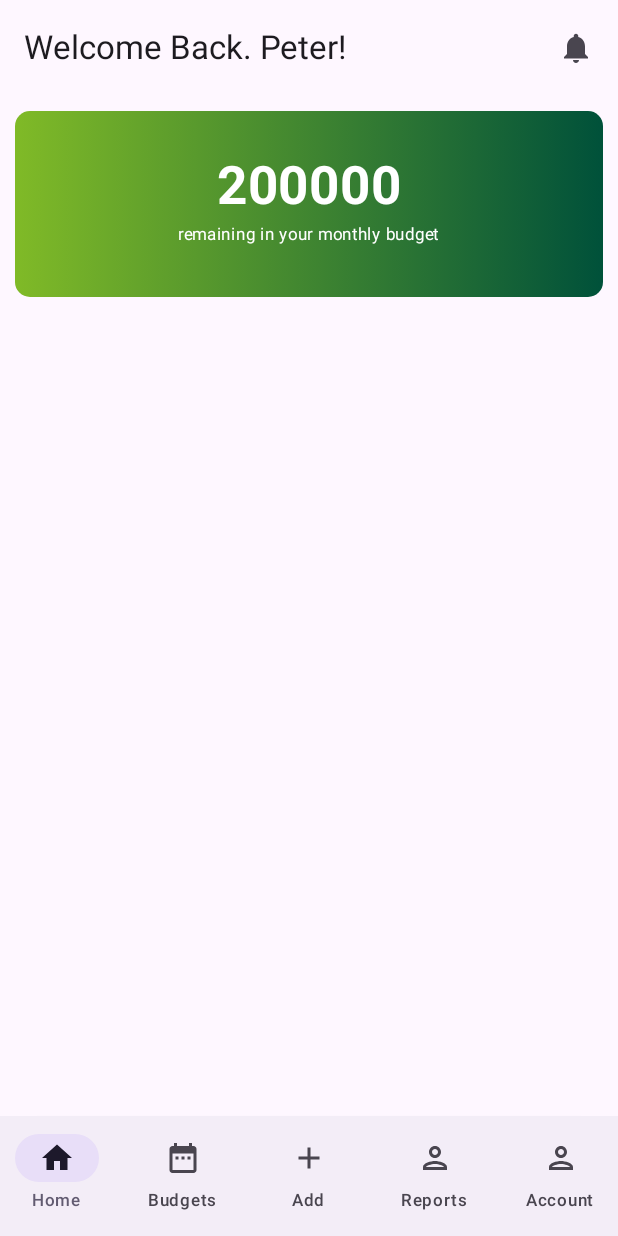
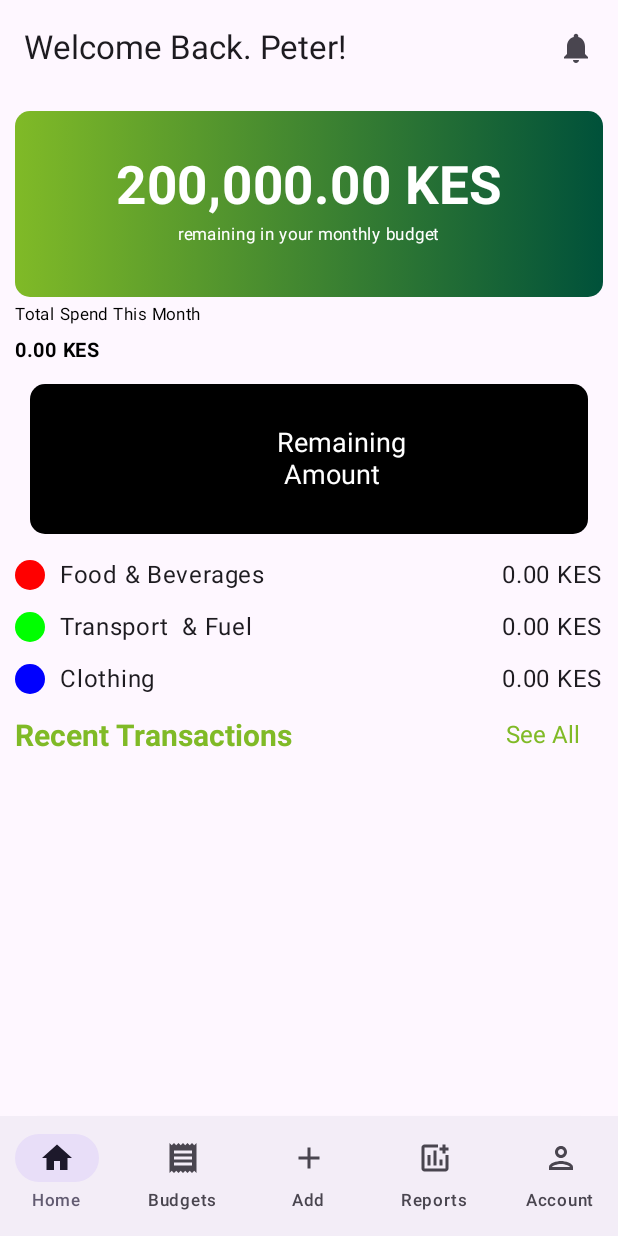
Before and after one commit to chege4179/BudgetAppInterview, an Android app built with Jetpack Compose: the screen it shows after launch (MainActivity), on a phone screen of 412 x 824 dp. Run offline under Robolectric (Android 15) with nearby library versions, the phone set to English and light mode, and no system bars; our stand-ins replace Dagger/Hilt's generated code, Room's generated code.

Commit message:
Minor UI modifications

```diff
--- a/app/src/main/AndroidManifest.xml
+++ b/app/src/main/AndroidManifest.xml
@@ -1,6 +1,8 @@
 <?xml version="1.0" encoding="utf-8"?>
 <manifest xmlns:android="http://schemas.android.com/apk/res/android"
     xmlns:tools="http://schemas.android.com/tools">
+
+    <uses-permission android:name="android.permission.INTERNET"/>
 
     <application
         android:name=".core.di.BudgetApp"
--- a/app/src/main/java/com/peterchege/dummyproject/core/database/database/ExpenseTrackerAppDatabase.kt
+++ b/app/src/main/java/com/peterchege/dummyproject/core/database/database/ExpenseTrackerAppDatabase.kt
@@ -13,8 +13,5 @@ import com.peterchege.dummyproject.core.database.entity.ExpenseEntity
     exportSchema = true
 )
 abstract class BudgetAppDatabase : RoomDatabase() {
-
     abstract val expenseEntityDao: ExpenseEntityDao
-
-
 }
--- a/app/src/main/java/com/peterchege/dummyproject/core/util/Categories.kt
+++ b/app/src/main/java/com/peterchege/dummyproject/core/util/Categories.kt
@@ -1,23 +1,29 @@
 package com.peterchege.dummyproject.core.util
+
+import androidx.compose.ui.graphics.Color
 
 data class Category(
     val id: Int,
-    val categoryName: String
+    val categoryName: String,
+    val color:Color
 )
 
 
 val categories = listOf<Category>(
     Category(
         id = 1,
-        categoryName = "Food & Beverages"
+        categoryName = "Food & Beverages",
+        color = Color.Red
     ),
     Category(
         id = 2,
-        categoryName = "Transport  & Fuel "
+        categoryName = "Transport  & Fuel ",
+        color = Color.Green
     ),
     Category(
         id = 3,
-        categoryName = "Clothing"
+        categoryName = "Clothing",
+        color = Color.Blue
     ),
 
 )
--- a/app/src/main/java/com/peterchege/dummyproject/core/util/CommonUtil.kt
+++ b/app/src/main/java/com/peterchege/dummyproject/core/util/CommonUtil.kt
@@ -2,6 +2,12 @@ package com.peterchege.dummyproject.core.util
 
 import android.content.Context
 import android.widget.Toast
+import java.math.BigDecimal
+import java.math.RoundingMode
+import java.text.NumberFormat
+import java.util.Currency
+import java.util.Locale
+import java.util.Random
 
 fun String.isSpecialCharString(): Boolean {
     return all { !it.isLetterOrDigit() }
@@ -18,3 +24,69 @@ fun getTodaysDate(): String {
 fun Context.toast(msg: String) {
     Toast.makeText(this, msg, Toast.LENGTH_SHORT).show()
 }
+
+fun randomColorCode(): String {
+    val random = Random()
+    val nextInt = random.nextInt(0xffffff + 1)
+    return String.format("#%06x", nextInt).drop(1).capitalize(Locale.ROOT)
+}
+
+fun generateAvatarURL(name:String):String{
+    val splitname = name.split(" ").joinToString("+")
+    val color = randomColorCode()
+    return "https://ui-avatars.com/api/?background=${color}&color=fff&name=${splitname}&bold=true&fontsize=0.6&rounded=true"
+
+}
+
+
+fun formatCurrency(amount: Double, currencyCode: String): String {
+    val currency = Currency.getInstance(currencyCode)
+    //val format = NumberFormat.getCurrencyInstance(Locale.getDefault())
+
+    val format = NumberFormat.getCurrencyInstance(Locale.getDefault()).apply {
+        maximumFractionDigits = 2
+        minimumFractionDigits = 2
+    }
+
+    format.currency = currency
+    val curr = format.format(amount)
+    var formattedCurr = ""
+    var formattedAmount = ""
+    when (currency.toString()) {
+        "USD" -> {
+            if (amount >= 0.0) {
+                formattedCurr = currency.toString()
+                formattedAmount = extractAmount(curr.toString()).toString()
+            } else {
+                formattedCurr = currency.toString()
+                formattedAmount = "-" + extractAmount(curr).toString()
+            }
+
+        }
+
+        else -> {
+            if (curr.startsWith("-")) {
+                formattedCurr = curr.substring(startIndex = 1, endIndex = 4)
+                formattedAmount = "-" + extractAmount(curr).toString()
+            } else {
+                formattedCurr = curr.substring(startIndex = 0, endIndex = 3)
+                formattedAmount = extractAmount(curr).toString()
+            }
+        }
+    }
+
+    //val x = String.format("%.2f", formattedAmount).toDouble()
+    return "$formattedAmount $formattedCurr"
+    // return "$x $formattedCurr"
+
+}
+private fun extractAmount(input: String): String? {
+    val regex = Regex("[\\d,.]+")
+    val matchResult = regex.find(input)
+    return matchResult?.value
+}
+
+fun String?.safeToDouble(): Double {
+    val myDouble = this?.trim()?.toDoubleOrNull() ?: 0.00
+    return BigDecimal(myDouble).setScale(2, RoundingMode.HALF_UP).toDouble()
+}
--- /dev/null
+++ b/app/src/main/java/com/peterchege/dummyproject/ui/components/StackedBar.kt
@@ -0,0 +1,73 @@
+package com.peterchege.dummyproject.ui.components
+
+import androidx.compose.foundation.Canvas
+import androidx.compose.runtime.Composable
+import androidx.compose.runtime.remember
+import androidx.compose.ui.Modifier
+import androidx.compose.ui.geometry.Offset
+import androidx.compose.ui.geometry.Size
+import androidx.compose.ui.graphics.Color
+import androidx.compose.ui.text.AnnotatedString
+import androidx.compose.ui.text.TextLayoutResult
+import androidx.compose.ui.text.TextStyle
+import androidx.compose.ui.text.drawText
+import androidx.compose.ui.text.rememberTextMeasurer
+import androidx.compose.ui.unit.sp
+
+
+data class Slice(val value: Float, val color: Color, val text: String = "")
+
+
+@Composable
+fun StackedBar(modifier: Modifier, slices: List<Slice>) {
+
+    val textMeasurer = rememberTextMeasurer()
+
+    val textLayoutResults = remember {
+        mutableListOf<TextLayoutResult>().apply {
+            slices.forEach {
+                val textLayoutResult: TextLayoutResult =
+                    textMeasurer.measure(
+                        text = AnnotatedString(it.text),
+                        style = TextStyle(
+                            color = Color.White,
+                            fontSize = 18.sp
+                        )
+                    )
+                add(textLayoutResult)
+            }
+        }
+    }
+
+    Canvas(modifier = modifier) {
+        val canvasWidth = size.width
+        val canvasHeight = size.height
+
+        var currentX = 0f
+        slices.forEachIndexed { index: Int, slice: Slice ->
+            val width = (slice.value) / 100f * canvasWidth
+
+            // Draw Rectangles
+            drawRect(
+                color = slice.color, topLeft = Offset(currentX, 0f), size = Size(
+                    width,
+                    canvasHeight
+                )
+            )
+
+            // Draw Text
+            val textSize = textLayoutResults[index].size
+            val style = textLayoutResults[index].layoutInput.style
+            drawText(
+                textMeasurer = textMeasurer, text = slice.text, topLeft = Offset(
+                    x = currentX + (width - textSize.height) / 2,
+                    y = (canvasHeight - textSize.height) / 2
+                ),
+                style = style
+            )
+
+            // Update start position of next rectangle
+            currentX += width
+        }
+    }
+}
--- a/app/src/main/java/com/peterchege/dummyproject/ui/components/TransactionCard.kt
+++ b/app/src/main/java/com/peterchege/dummyproject/ui/components/TransactionCard.kt
@@ -27,7 +27,12 @@ import androidx.compose.ui.text.TextStyle
 import androidx.compose.ui.text.font.FontWeight
 import androidx.compose.ui.text.style.TextAlign
 import androidx.compose.ui.unit.dp
+import coil.annotation.ExperimentalCoilApi
+import coil.compose.rememberImagePainter
 import com.peterchege.dummyproject.core.database.entity.ExpenseEntity
+import com.peterchege.dummyproject.core.util.formatCurrency
+import com.peterchege.dummyproject.core.util.generateAvatarURL
+import com.peterchege.dummyproject.core.util.safeToDouble
 
 @ExperimentalCoilApi
 @Composable
@@ -40,14 +45,11 @@ fun TransactionCard(
             .fillMaxWidth()
             .padding(4.dp)
             .height(70.dp)
-            .clickable {
-                onTransactionNavigate(transaction.transactionId)
-            },
+            .clickable {},
         shape = RoundedCornerShape(15),
     ) {
         Row(
             modifier = Modifier
-                .background(color = MaterialTheme.colorScheme.onBackground)
                 .fillMaxWidth()
                 .fillMaxHeight(),
             horizontalArrangement = Arrangement.Start,
@@ -57,7 +59,7 @@ fun TransactionCard(
                 modifier = Modifier.weight(1f),
                 horizontalArrangement = Arrangement.Start,
                 verticalAlignment = Alignment.CenterVertically,
-            ){
+            ) {
 
                 Spacer(modifier = Modifier.width(11.dp))
                 Image(
@@ -65,7 +67,7 @@ fun TransactionCard(
                         .width(48.dp)
                         .height(48.dp),
                     painter = rememberImagePainter(
-                        data = generateAvatarURL(transaction.transactionName),
+                        data = generateAvatarURL(transaction.expenseName),
                         builder = {
                             crossfade(true)
                         },
@@ -81,33 +83,19 @@ fun TransactionCard(
                     verticalArrangement = Arrangement.Center
                 ) {
                     Text(
-                        text = transaction.transactionName,
+                        text = transaction.expenseName,
                         fontWeight = FontWeight.Bold,
                         style = TextStyle(color = MaterialTheme.colorScheme.primary)
 
                     )
-                    Text(
-                        text = transaction.transactionCreatedOn,
-                        style = TextStyle(color = MaterialTheme.colorScheme.primary)
-                    )
 
                 }
                 Text(
-                    text = "KES ${transaction.transactionAmount} /=",
+                    text = formatCurrency(amount = transaction.expenseAmount.safeToDouble(), "KES"),
                     textAlign = TextAlign.Start,
                     fontWeight = FontWeight.Bold,
                     style = TextStyle(color = MaterialTheme.colorScheme.primary)
                 )
-            }
-            IconButton(onClick = {
-                onTransactionNavigate(transaction.transactionId)
-            }) {
-                Icon(
-                    imageVector = Icons.Outlined.ChevronRight,
-                    tint = Color.Black,
-                    contentDescription = "More "
-                )
-
             }
         }
 
--- a/app/src/main/java/com/peterchege/dummyproject/ui/navigation/AppNavigation.kt
+++ b/app/src/main/java/com/peterchege/dummyproject/ui/navigation/AppNavigation.kt
@@ -6,9 +6,13 @@ import androidx.compose.foundation.layout.Box
 import androidx.compose.foundation.layout.padding
 import androidx.compose.material.icons.Icons
 import androidx.compose.material.icons.filled.Add
+import androidx.compose.material.icons.filled.AddChart
 import androidx.compose.material.icons.filled.DateRange
 import androidx.compose.material.icons.filled.Home
 import androidx.compose.material.icons.filled.Person
+import androidx.compose.material.icons.filled.Receipt
+import androidx.compose.material.icons.outlined.Add
+import androidx.compose.material.icons.outlined.AddChart
 import androidx.compose.material.icons.outlined.Home
 import androidx.compose.material.icons.outlined.Person
 import androidx.compose.material3.ExperimentalMaterial3Api
@@ -88,21 +92,21 @@ val bottomBarItems = listOf(
     BottomNavItem(
         name ="Budgets",
         route = "",
-        selectedIcon = Icons.Default.DateRange,
-        unselectedIcon = Icons.Default.DateRange
+        selectedIcon = Icons.Default.Receipt,
+        unselectedIcon = Icons.Default.Receipt
     ),
 
     BottomNavItem(
         name = "Add",
         route = Screens.CREATE_BUDGET_SCREEN,
-        selectedIcon = Icons.Default.Add,
-        unselectedIcon = Icons.Default.Add
+        selectedIcon = Icons.Outlined.Add,
+        unselectedIcon = Icons.Outlined.Add
     ),
     BottomNavItem(
         name ="Reports",
         route = "",
-        selectedIcon = Icons.Default.Person,
-        unselectedIcon = Icons.Outlined.Person
+        selectedIcon = Icons.Default.AddChart,
+        unselectedIcon = Icons.Outlined.AddChart
     ),
     BottomNavItem(
         name ="Account",
--- a/app/src/main/java/com/peterchege/dummyproject/ui/screens/budget/BudgetScreen.kt
+++ b/app/src/main/java/com/peterchege/dummyproject/ui/screens/budget/BudgetScreen.kt
@@ -5,11 +5,19 @@ import androidx.compose.foundation.layout.Arrangement
 import androidx.compose.foundation.layout.Box
 import androidx.compose.foundation.layout.Column
 import androidx.compose.foundation.layout.Row
+import androidx.compose.foundation.layout.Spacer
 import androidx.compose.foundation.layout.fillMaxSize
 import androidx.compose.foundation.layout.fillMaxWidth
 import androidx.compose.foundation.layout.height
 import androidx.compose.foundation.layout.padding
+import androidx.compose.foundation.layout.size
+import androidx.compose.foundation.layout.width
+import androidx.compose.foundation.lazy.LazyColumn
+import androidx.compose.foundation.lazy.items
+import androidx.compose.foundation.rememberScrollState
+import androidx.compose.foundation.shape.CircleShape
 import androidx.compose.foundation.shape.RoundedCornerShape
+import androidx.compose.foundation.verticalScroll
 import androidx.compose.material.icons.Icons
 import androidx.compose.material.icons.filled.Notifications
 import androidx.compose.material3.BottomSheetScaffold
@@ -19,6 +27,7 @@ import androidx.compose.material3.Text
 import androidx.compose.material3.TopAppBar
 import androidx.compose.runtime.Composable
 import androidx.compose.runtime.getValue
+import androidx.compose.runtime.remember
 import androidx.compose.ui.Alignment
 import androidx.compose.ui.Modifier
 import androidx.compose.ui.draw.clip
@@ -32,7 +41,14 @@ import androidx.hilt.navigation.compose.hiltViewModel
 import androidx.lifecycle.compose.collectAsStateWithLifecycle
 import androidx.navigation.NavController
 import com.peterchege.dummyproject.core.database.entity.ExpenseEntity
+import com.peterchege.dummyproject.core.util.categories
+import com.peterchege.dummyproject.core.util.formatCurrency
+import com.peterchege.dummyproject.core.util.safeToDouble
 import com.peterchege.dummyproject.ui.components.CustomIconButton
+import com.peterchege.dummyproject.ui.components.HomeSubHeader
+import com.peterchege.dummyproject.ui.components.Slice
+import com.peterchege.dummyproject.ui.components.StackedBar
+import com.peterchege.dummyproject.ui.components.TransactionCard
 
 @Composable
 fun BudgetScreen(
@@ -57,7 +73,24 @@ fun BudgetScreenContent(
     val budget = 200000
     val totalAmountSpent = expenses.sumOf { it.expenseAmount.toInt() }
     val remainingAmount = budget - totalAmountSpent
-    val groupedExpenses = expenses.groupBy { it.expenseCategoryName }
+
+    val slices = remember(expenses) {
+        categories.map { category ->
+            val expenseAmount = expenses.filter { it.expenseCategoryName == category.categoryName }
+                .sumOf { it.expenseAmount.toInt() }
+            val value = ((expenseAmount.toDouble() / budget) * 100).toFloat()
+            println("Value : ${value}")
+            Slice(
+                value = value,
+                color = category.color,
+                text = formatCurrency(amount = expenseAmount.toString().safeToDouble(), "KES")
+            )
+        } + Slice(
+            color = Color.Black,
+            text = "Remaining\n Amount",
+            value = ((remainingAmount.toDouble() / budget) * 100).toFloat()
+        )
+    }
     BottomSheetScaffold(
         modifier = Modifier.fillMaxSize(),
         sheetContent = {},
@@ -84,6 +117,7 @@ fun BudgetScreenContent(
                 .fillMaxSize()
                 .padding(paddingValues)
                 .padding(10.dp)
+                .verticalScroll(rememberScrollState())
         ) {
             val colors = listOf(0xFF80BA27, 0xFF00513A).map { Color(it) }
             Box(
@@ -99,7 +133,7 @@ fun BudgetScreenContent(
                     verticalArrangement = Arrangement.Center
                 ) {
                     Text(
-                        text = remainingAmount.toString(),
+                        text = formatCurrency(remainingAmount.toString().safeToDouble(), "KES"),
                         fontWeight = FontWeight.Bold,
                         fontSize = 35.sp,
                         color = Color.White
@@ -112,8 +146,64 @@ fun BudgetScreenContent(
                     )
                 }
             }
-            groupedExpenses.map { (category, expenses) ->
-                Text(text = "Category $category has ${expenses.size} expenses")
+            Text(
+                text = "Total Spend This Month",
+                fontWeight = FontWeight.Normal,
+                fontSize = 11.sp,
+                color = Color.Black
+            )
+            Text(
+                text = formatCurrency(totalAmountSpent.toString().safeToDouble(), "KES"),
+                fontWeight = FontWeight.Bold,
+                fontSize = 13.sp,
+                color = Color.Black
+            )
+            StackedBar(
+                modifier = Modifier
+                    .padding(10.dp)
+                    .fillMaxWidth()
+                    .height(100.dp)
+                    .clip(RoundedCornerShape(10.dp)),
+                slices = slices
+            )
+            categories.map { category ->
+                Row(
+                    modifier = Modifier
+                        .fillMaxWidth()
+                        .padding(vertical = 5.dp),
+                    verticalAlignment = Alignment.CenterVertically,
+                    horizontalArrangement = Arrangement.Start
+                ) {
+                    Box(
+                        modifier = Modifier
+                            .size(20.dp)
+                            .clip(CircleShape)
+                            .background(category.color)
+                    )
+                    Spacer(modifier = Modifier.width(10.dp))
+                    Text(
+                        text = category.categoryName,
+                        modifier = Modifier.weight(1f)
+                    )
+
+                    Text(
+                        text = formatCurrency(
+                            amount = expenses.filter { it.expenseCategoryName == category.categoryName }
+                                .sumOf { it.expenseAmount.toInt() }.toString().safeToDouble(),
+                            currencyCode = "KES"
+                        )
+                    )
+                }
+            }
+
+            HomeSubHeader(
+                name = "Recent Transactions",
+                onClick = {
+
+                }
+            )
+            expenses.takeLast(3).map { expense ->
+                TransactionCard(transaction = expense, onTransactionNavigate = {})
             }
         }
     }
--- a/app/src/main/java/com/peterchege/dummyproject/ui/screens/create/CreateBudgetScreen.kt
+++ b/app/src/main/java/com/peterchege/dummyproject/ui/screens/create/CreateBudgetScreen.kt
@@ -22,6 +22,7 @@ import androidx.compose.material3.MaterialTheme.colorScheme
 import androidx.compose.material3.OutlinedTextField
 import androidx.compose.material3.Scaffold
 import androidx.compose.material3.Text
+import androidx.compose.material3.TopAppBar
 import androidx.compose.material3.rememberBottomSheetScaffoldState
 import androidx.compose.material3.rememberStandardBottomSheetState
 import androidx.compose.runtime.Composable
@@ -102,6 +103,13 @@ fun CreateBudgetScreenContent(
         modifier = Modifier.fillMaxSize(),
         scaffoldState = scaffoldState,
         sheetPeekHeight = 0.dp,
+        topBar = {
+            TopAppBar(
+                title = {
+                    Text("Add New Budget Item")
+                }
+            )
+        },
         sheetContainerColor = Color.LightGray,
         sheetContent = {
             GenericDropDownMenu<Category>(
@@ -200,7 +208,7 @@ fun CreateBudgetScreenContent(
                 onClick = onSubmit,
                 enabled = screenState.itemName.isNotBlank() && screenState.itemAmount.isNotBlank(),
             ) {
-                Text(text = "Submit")
+                Text(text = "Create A New Budget Item")
             }
         }
     }
--- a/app/src/main/java/com/peterchege/dummyproject/ui/screens/create/CreateBudgetScreenViewModel.kt
+++ b/app/src/main/java/com/peterchege/dummyproject/ui/screens/create/CreateBudgetScreenViewModel.kt
@@ -56,6 +56,13 @@ class CreateBudgetScreenViewModel @Inject constructor(
                 database.expenseEntityDao.insertExpense(
                     expenseEntity = expense
                 )
+                _formState.update {
+                    it.copy(
+                        itemName = "",
+                        itemAmount = "",
+                        itemCategory = null
+                    )
+                }
                 onSuccess(expense)
             } catch (e: Exception) {
                 e.printStackTrace()
--- a/app/src/main/java/com/peterchege/dummyproject/ui/screens/success/SuccessScreen.kt
+++ b/app/src/main/java/com/peterchege/dummyproject/ui/screens/success/SuccessScreen.kt
@@ -27,7 +27,9 @@ import androidx.hilt.navigation.compose.hiltViewModel
 import androidx.navigation.NavController
 import com.peterchege.dummyproject.R
 import com.peterchege.dummyproject.core.database.entity.ExpenseEntity
+import com.peterchege.dummyproject.core.util.formatCurrency
 import com.peterchege.dummyproject.core.util.getTodaysDate
+import com.peterchege.dummyproject.core.util.safeToDouble
 import com.peterchege.dummyproject.core.util.toast
 import com.peterchege.dummyproject.ui.components.SuccessSummaryRow
 
@@ -64,7 +66,10 @@ fun SuccessScreen(
                 expenseName = "Budget Item Name",
                 expenseAmount = expenseItem.expenseName
             )
-            SuccessSummaryRow(expenseName = "Amount", expenseAmount = expenseItem.expenseAmount)
+            SuccessSummaryRow(
+                expenseName = "Amount",
+                expenseAmount = formatCurrency(expenseItem.expenseAmount.safeToDouble(), "KES")
+            )
             SuccessSummaryRow(
                 expenseName = "Category",
                 expenseAmount = expenseItem.expenseCategoryName
```
